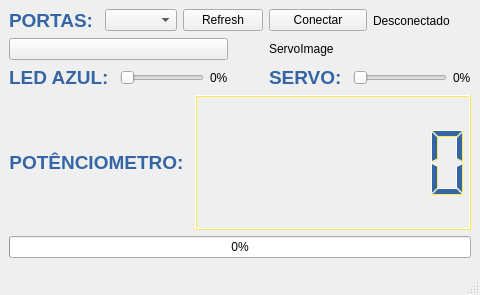
Qt form arduino-gui/mainwindow.ui (mateustoin/Qt-GUI-for-Arduino) before a commit.
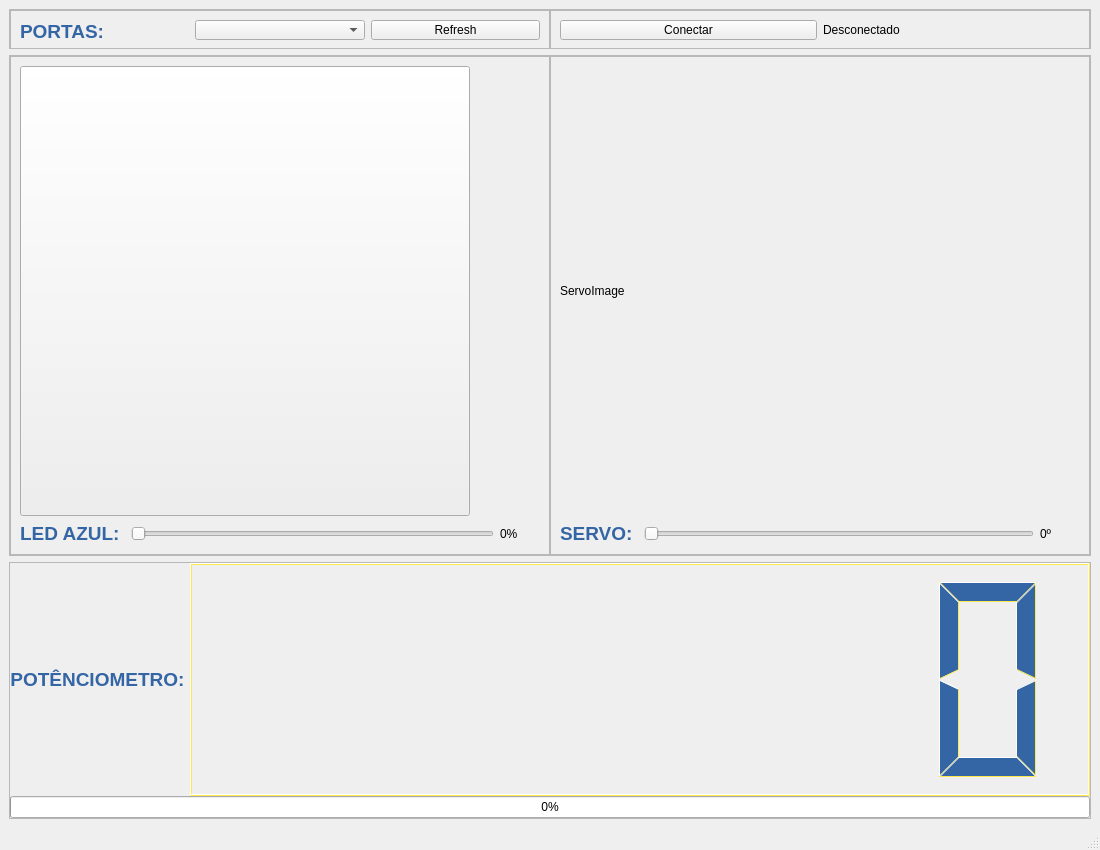
The same form after that commit.

Diff of the .ui file:
```diff
--- a/arduino-gui/mainwindow.ui
+++ b/arduino-gui/mainwindow.ui
@@ -6,16 +6,83 @@
    <rect>
     <x>0</x>
     <y>0</y>
-    <width>480</width>
-    <height>295</height>
+    <width>1100</width>
+    <height>850</height>
    </rect>
   </property>
+  <property name="maximumSize">
+   <size>
+    <width>1100</width>
+    <height>850</height>
+   </size>
+  </property>
   <property name="windowTitle">
    <string>MainWindow</string>
   </property>
   <widget class="QWidget" name="centralwidget">
-   <layout class="QFormLayout" name="formLayout">
-    <item row="0" column="0">
+   <property name="maximumSize">
+    <size>
+     <width>1100</width>
+     <height>16777215</height>
+    </size>
+   </property>
+   <layout class="QVBoxLayout" name="verticalLayout_3">
+    <item>
+     <widget class="QFrame" name="frame_2">
+      <property name="minimumSize">
+       <size>
+        <width>900</width>
+        <height>40</height>
+       </size>
+      </property>
+      <property name="maximumSize">
+       <size>
+        <width>1100</width>
+        <height>40</height>
+       </size>
+      </property>
+      <property name="frameShape">
+       <enum>QFrame::StyledPanel</enum>
+      </property>
+      <property name="frameShadow">
+       <enum>QFrame::Raised</enum>
+      </property>
+      <layout class="QHBoxLayout" name="horizontalLayout_7">
+       <property name="spacing">
+        <number>0</number>
+       </property>
+       <property name="leftMargin">
+        <number>0</number>
+       </property>
+       <property name="topMargin">
+        <number>0</number>
+       </property>
+       <property name="rightMargin">
+        <number>0</number>
+       </property>
+       <property name="bottomMargin">
+        <number>0</number>
+       </property>
+       <item>
+        <widget class="QFrame" name="connection_list">
+         <property name="minimumSize">
+          <size>
+           <width>450</width>
+           <height>40</height>
+          </size>
+         </property>
+         <property name="maximumSize">
+          <size>
+           <width>550</width>
+           <height>40</height>
+          </size>
+         </property>
+         <property name="frameShape">
+          <enum>QFrame::StyledPanel</enum>
+         </property>
+         <property name="frameShadow">
+          <enum>QFrame::Raised</enum>
+         </property>
      <layout class="QHBoxLayout" name="horizontalLayout_4">
       <item>
        <widget class="QLabel" name="label_4">
@@ -35,8 +102,28 @@
        </widget>
       </item>
      </layout>
-    </item>
-    <item row="0" column="1">
+        </widget>
+       </item>
+       <item>
+        <widget class="QFrame" name="connection_device">
+         <property name="minimumSize">
+          <size>
+           <width>450</width>
+           <height>40</height>
+          </size>
+         </property>
+         <property name="maximumSize">
+          <size>
+           <width>550</width>
+           <height>40</height>
+          </size>
+         </property>
+         <property name="frameShape">
+          <enum>QFrame::StyledPanel</enum>
+         </property>
+         <property name="frameShadow">
+          <enum>QFrame::Raised</enum>
+         </property>
      <layout class="QHBoxLayout" name="horizontalLayout_5">
       <item>
        <widget class="QPushButton" name="connectBoard">
@@ -53,18 +140,107 @@
        </widget>
       </item>
      </layout>
-    </item>
-    <item row="1" column="0">
-     <layout class="QVBoxLayout" name="verticalLayout_3">
+        </widget>
+       </item>
+      </layout>
+     </widget>
+    </item>
+    <item>
+     <widget class="QFrame" name="frame">
+      <property name="minimumSize">
+       <size>
+        <width>900</width>
+        <height>490</height>
+       </size>
+      </property>
+      <property name="maximumSize">
+       <size>
+        <width>1100</width>
+        <height>550</height>
+       </size>
+      </property>
+      <property name="frameShape">
+       <enum>QFrame::StyledPanel</enum>
+      </property>
+      <property name="frameShadow">
+       <enum>QFrame::Raised</enum>
+      </property>
+      <layout class="QHBoxLayout" name="horizontalLayout">
+       <property name="spacing">
+        <number>0</number>
+       </property>
+       <property name="leftMargin">
+        <number>0</number>
+       </property>
+       <property name="topMargin">
+        <number>0</number>
+       </property>
+       <property name="rightMargin">
+        <number>0</number>
+       </property>
+       <property name="bottomMargin">
+        <number>0</number>
+       </property>
+       <item>
+        <widget class="QFrame" name="led_control">
+         <property name="minimumSize">
+          <size>
+           <width>450</width>
+           <height>490</height>
+          </size>
+         </property>
+         <property name="maximumSize">
+          <size>
+           <width>550</width>
+           <height>550</height>
+          </size>
+         </property>
+         <property name="focusPolicy">
+          <enum>Qt::ClickFocus</enum>
+         </property>
+         <property name="layoutDirection">
+          <enum>Qt::LeftToRight</enum>
+         </property>
+         <property name="frameShape">
+          <enum>QFrame::StyledPanel</enum>
+         </property>
+         <property name="frameShadow">
+          <enum>QFrame::Raised</enum>
+         </property>
+         <layout class="QVBoxLayout" name="verticalLayout_2">
       <item>
        <widget class="QPushButton" name="ledButton">
+            <property name="minimumSize">
+             <size>
+              <width>450</width>
+              <height>450</height>
+             </size>
+            </property>
+            <property name="maximumSize">
+             <size>
+              <width>450</width>
+              <height>450</height>
+             </size>
+            </property>
+            <property name="layoutDirection">
+             <enum>Qt::LeftToRight</enum>
+            </property>
+            <property name="autoFillBackground">
+             <bool>false</bool>
+            </property>
         <property name="text">
          <string/>
         </property>
+            <property name="iconSize">
+             <size>
+              <width>450</width>
+              <height>450</height>
+             </size>
+            </property>
        </widget>
       </item>
       <item>
-       <layout class="QHBoxLayout" name="horizontalLayout">
+           <layout class="QHBoxLayout" name="barra_led_azul">
         <item>
          <widget class="QLabel" name="label">
           <property name="text">
@@ -84,6 +260,12 @@
         </item>
         <item>
          <widget class="QLabel" name="luminosidadeLed">
+              <property name="minimumSize">
+               <size>
+                <width>40</width>
+                <height>0</height>
+               </size>
+              </property>
           <property name="text">
            <string>0%</string>
           </property>
@@ -92,11 +274,43 @@
        </layout>
       </item>
      </layout>
-    </item>
-    <item row="1" column="1">
-     <layout class="QVBoxLayout" name="verticalLayout_2">
+        </widget>
+       </item>
+       <item>
+        <widget class="QFrame" name="servo_control">
+         <property name="minimumSize">
+          <size>
+           <width>450</width>
+           <height>490</height>
+          </size>
+         </property>
+         <property name="maximumSize">
+          <size>
+           <width>550</width>
+           <height>550</height>
+          </size>
+         </property>
+         <property name="frameShape">
+          <enum>QFrame::StyledPanel</enum>
+         </property>
+         <property name="frameShadow">
+          <enum>QFrame::Raised</enum>
+         </property>
+         <layout class="QVBoxLayout" name="verticalLayout_4">
       <item>
        <widget class="QLabel" name="servoImage">
+            <property name="minimumSize">
+             <size>
+              <width>450</width>
+              <height>450</height>
+             </size>
+            </property>
+            <property name="maximumSize">
+             <size>
+              <width>450</width>
+              <height>450</height>
+             </size>
+            </property>
         <property name="text">
          <string>ServoImage</string>
         </property>
@@ -123,17 +337,61 @@
         </item>
         <item>
          <widget class="QLabel" name="servoPosition">
+              <property name="minimumSize">
+               <size>
+                <width>40</width>
+                <height>0</height>
+               </size>
+              </property>
           <property name="text">
-           <string>0%</string>
+               <string>0º</string>
           </property>
          </widget>
         </item>
        </layout>
       </item>
      </layout>
-    </item>
-    <item row="2" column="0" colspan="2">
+        </widget>
+       </item>
+      </layout>
+     </widget>
+    </item>
+    <item>
+     <widget class="QFrame" name="potenciometer_data">
+      <property name="minimumSize">
+       <size>
+        <width>900</width>
+        <height>200</height>
+       </size>
+      </property>
+      <property name="maximumSize">
+       <size>
+        <width>1100</width>
+        <height>300</height>
+       </size>
+      </property>
+      <property name="frameShape">
+       <enum>QFrame::StyledPanel</enum>
+      </property>
+      <property name="frameShadow">
+       <enum>QFrame::Raised</enum>
+      </property>
      <layout class="QVBoxLayout" name="verticalLayout">
+       <property name="spacing">
+        <number>0</number>
+       </property>
+       <property name="leftMargin">
+        <number>0</number>
+       </property>
+       <property name="topMargin">
+        <number>0</number>
+       </property>
+       <property name="rightMargin">
+        <number>0</number>
+       </property>
+       <property name="bottomMargin">
+        <number>0</number>
+       </property>
       <item>
        <layout class="QHBoxLayout" name="horizontalLayout_2">
         <item>
@@ -320,6 +578,7 @@
        </widget>
       </item>
      </layout>
+     </widget>
     </item>
    </layout>
   </widget>
```
Left out of the diff: 2 changed lines with no effect on the pictures. Lines whose indentation alone changed are shown as unchanged.
